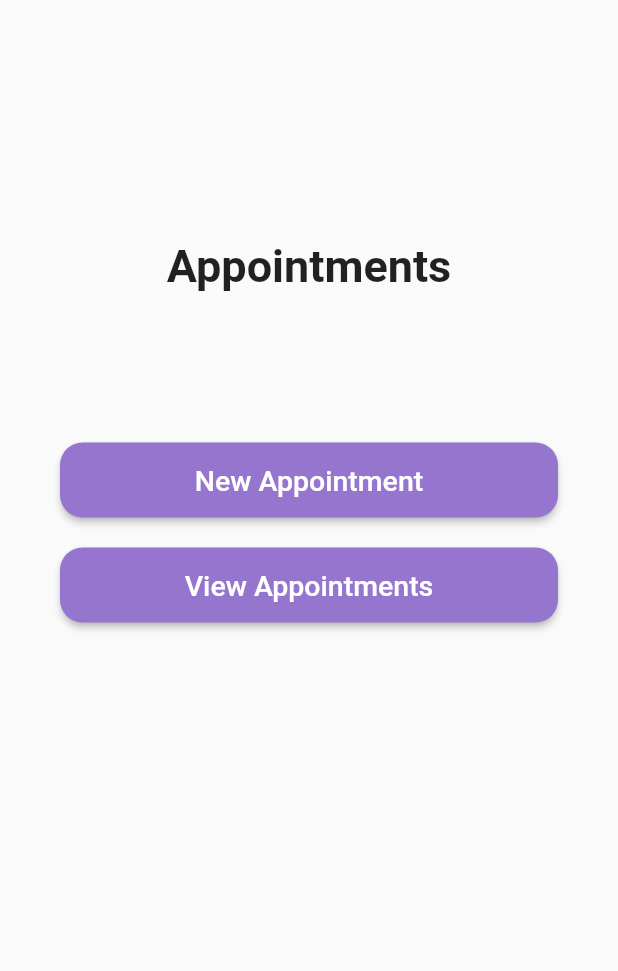
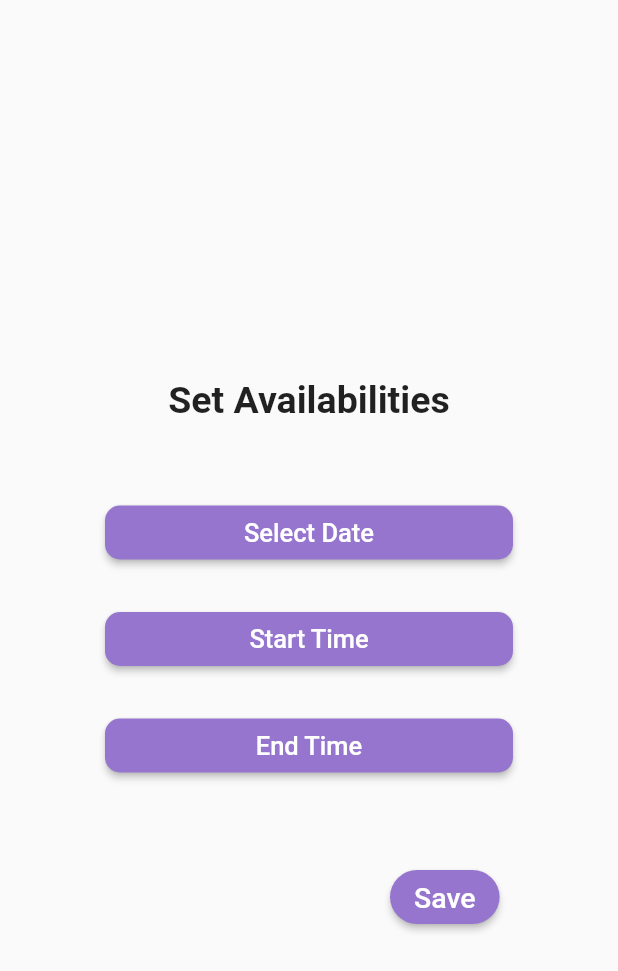
Before and after one commit to maansiarora/SEPT-Project--Almost-5, a Flutter app: the screen it shows after launch, on a phone screen of 412 x 824 dp. Shown: the top 971 px of the screen. Run offline on Flutter 3.47's test engine with Material 2 defaults, Android fonts, the light colour scheme and no system bars; our stand-ins replace splashscreen, table_calendar.

Commit message:
Doctor's Availability page- date-time pickers

```diff
--- a/frontend/lib/main.dart
+++ b/frontend/lib/main.dart
@@ -15,8 +15,9 @@ import 'pages/doctorsProfile.dart';
 import 'pages/appointmentSummary.dart';
 import 'pages/bookingConfirmation.dart';
 import 'pages/viewBooking.dart';
+import 'pages/doctorAvailability.dart';
 
-void main() => runApp(MaterialApp(initialRoute: '/bookingMain', routes: {
+void main() => runApp(MaterialApp(initialRoute: '/doctorAvailability', routes: {
       '/choiceLogin': (context) => const choiceLogin(),
       '/doctorSignUp': (context) => const doctorSignUp(),
       '/patientSignUp': (context) => const patientSignUp(),
@@ -32,4 +33,5 @@ void main() => runApp(MaterialApp(initialRoute: '/bookingMain', routes: {
       '/appointmentSummary': (context) => const appointmentSummary(),
       '/bookingConfirmation': (context) => const bookingConfirmation(),
       '/viewBooking': (context) => const viewBooking(),
+      '/doctorAvailability': (context) => const TextScreen(),
     }));
--- /dev/null
+++ b/frontend/lib/pages/doctorAvailability.dart
@@ -0,0 +1,230 @@
+import 'package:flutter/material.dart';
+import 'package:intl/intl.dart';
+
+void main() {
+  runApp(const MyApp());
+}
+
+class MyApp extends StatelessWidget {
+  const MyApp({Key? key}) : super(key: key);
+
+  @override
+  Widget build(BuildContext context) {
+    return const MaterialApp(
+      debugShowCheckedModeBanner: false,
+      home: TextScreen(),
+    );
+  }
+}
+
+class TextScreen extends StatefulWidget {
+  const TextScreen({
+    Key? key,
+  }) : super(key: key);
+
+  @override
+  State<TextScreen> createState() => _TextScreenState();
+}
+
+class _TextScreenState extends State<TextScreen> {
+  DateTime selectedDate = DateTime.now();
+  TimeOfDay selectedTime = TimeOfDay.now();
+  TimeOfDay selectedTime2 = TimeOfDay.now();
+  DateTime dateTime = DateTime.now();
+  bool showDate = false;
+  bool showTime = false;
+  bool showDateTime = false;
+
+  // Select for Date
+  Future<DateTime> _selectDate(BuildContext context) async {
+    final selected = await showDatePicker(
+      context: context,
+      initialDate: selectedDate,
+      firstDate: DateTime(2000),
+      lastDate: DateTime(2025),
+    );
+    if (selected != null && selected != selectedDate) {
+      setState(() {
+        selectedDate = selected;
+      });
+    }
+    return selectedDate;
+  }
+
+// Select for Time
+  Future<TimeOfDay> _selectTime(BuildContext context) async {
+    final selected = await showTimePicker(
+      context: context,
+      initialTime: selectedTime,
+    );
+    if (selected != null && selected != selectedTime) {
+      setState(() {
+        selectedTime = selected;
+      });
+    }
+    return selectedTime;
+  }
+
+  // Select for Time
+  Future<TimeOfDay> _selectTime2(BuildContext context) async {
+    final selected = await showTimePicker(
+      context: context,
+      initialTime: selectedTime2,
+    );
+    if (selected != null && selected != selectedTime2) {
+      setState(() {
+        selectedTime2 = selected;
+      });
+    }
+    return selectedTime2;
+  }
+
+  String getDate() {
+    // ignore: unnecessary_null_comparison
+    if (selectedDate == null) {
+      return 'select date';
+    } else {
+      return DateFormat('MMM d, yyyy').format(selectedDate);
+    }
+  }
+
+  String getDateTime() {
+    // ignore: unnecessary_null_comparison
+    if (dateTime == null) {
+      return 'select date timer';
+    } else {
+      return DateFormat('yyyy-MM-dd HH: ss a').format(dateTime);
+    }
+  }
+
+  String getTime(TimeOfDay tod) {
+    final now = DateTime.now();
+
+    final dt = DateTime(now.year, now.month, now.day, tod.hour, tod.minute);
+    final format = DateFormat.jm();
+    return format.format(dt);
+  }
+
+  @override
+  Widget build(BuildContext context) {
+    return Scaffold(
+      body: Center(
+        child: Form(
+            child: Column(
+          crossAxisAlignment: CrossAxisAlignment.start,
+          mainAxisAlignment: MainAxisAlignment.center,
+          children: [
+            Container(
+                alignment: Alignment.center,
+                padding: const EdgeInsets.fromLTRB(30, 50, 30, 0),
+                child: const Text(
+                  'Set Availabilities',
+                  textAlign: TextAlign.center,
+                  style: TextStyle(
+                    fontSize: 25,
+                    fontWeight: FontWeight.w600,
+                  ),
+                )),
+            Container(
+              padding: const EdgeInsets.fromLTRB(70, 50, 70, 3),
+              width: double.infinity,
+              child: ElevatedButton(
+                onPressed: () {
+                  _selectDate(context);
+                  showDate = true;
+                },
+                style: ElevatedButton.styleFrom(
+                  shape: RoundedRectangleBorder(
+                    borderRadius: BorderRadius.circular(10.0),
+                  ),
+                  primary: Colors.deepPurple[300],
+                ),
+                child: const Text('Select Date',
+                    style: TextStyle(
+                      fontSize: 17,
+                    )),
+              ),
+            ),
+            showDate
+                ? Center(
+                    child: Text(getDate(),
+                        style: const TextStyle(
+                          fontSize: 16,
+                        )))
+                : const SizedBox(),
+            Container(
+              padding: const EdgeInsets.fromLTRB(70, 20, 70, 3),
+              width: double.infinity,
+              child: ElevatedButton(
+                onPressed: () {
+                  _selectTime(context);
+                  showTime = true;
+                },
+                style: ElevatedButton.styleFrom(
+                  shape: RoundedRectangleBorder(
+                    borderRadius: BorderRadius.circular(10.0),
+                  ),
+                  primary: Colors.deepPurple[300],
+                ),
+                child: const Text('Start Time',
+                    style: TextStyle(
+                      fontSize: 17,
+                    )),
+              ),
+            ),
+            showTime
+                ? Center(
+                    child: Text(getTime(selectedTime),
+                        style: const TextStyle(
+                          fontSize: 16,
+                        )))
+                : const SizedBox(),
+            Container(
+              padding: const EdgeInsets.fromLTRB(70, 20, 70, 3),
+              width: double.infinity,
+              child: ElevatedButton(
+                onPressed: () {
+                  _selectTime2(context);
+                  showTime = true;
+                },
+                style: ElevatedButton.styleFrom(
+                  shape: RoundedRectangleBorder(
+                    borderRadius: BorderRadius.circular(10.0),
+                  ),
+                  primary: Colors.deepPurple[300],
+                ),
+                child: const Text('End Time',
+                    style: TextStyle(
+                      fontSize: 17,
+                    )),
+              ),
+            ),
+            showTime
+                ? Center(
+                    child: Text(getTime(selectedTime2),
+                        style: const TextStyle(
+                          fontSize: 16,
+                        )))
+                : const SizedBox(),
+            Container(
+                //height: 70,
+                padding: const EdgeInsets.fromLTRB(260, 50, 30, 0),
+                child: ElevatedButton(
+                  onPressed: () {},
+                  style: ElevatedButton.styleFrom(
+                    shape: RoundedRectangleBorder(
+                      borderRadius: BorderRadius.circular(20.0),
+                    ),
+                    primary: Colors.deepPurple[300],
+                  ),
+                  child: const Text('Save',
+                      style: TextStyle(
+                        fontSize: 19,
+                      )),
+                )),
+          ],
+        )),
+      ),
+    );
+  }
+}
--- a/frontend/pubspec.yaml
+++ b/frontend/pubspec.yaml
@@ -31,6 +31,7 @@ dependencies:
     sdk: flutter
   table_calendar: ^3.0.0
   splashscreen: ^1.3.5
+  intl: ^0.17.0
 
 
   # The following adds the Cupertino Icons font to your application.
```
Also changed, not shown: frontend/pubspec.lock, 1 other file.
